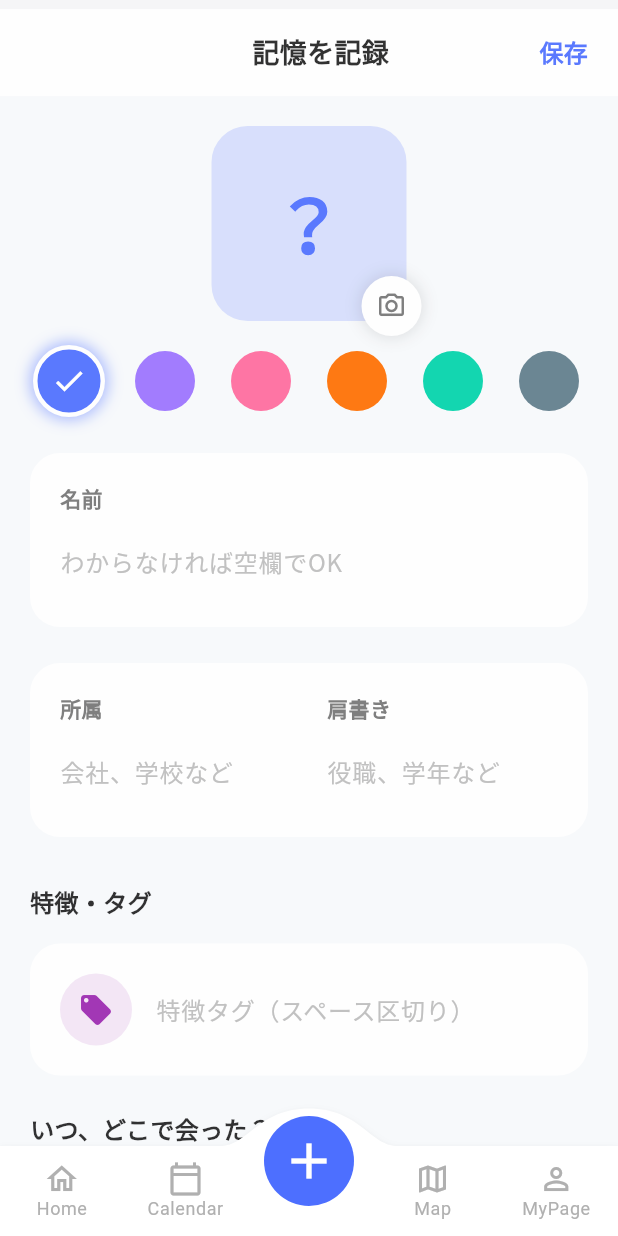
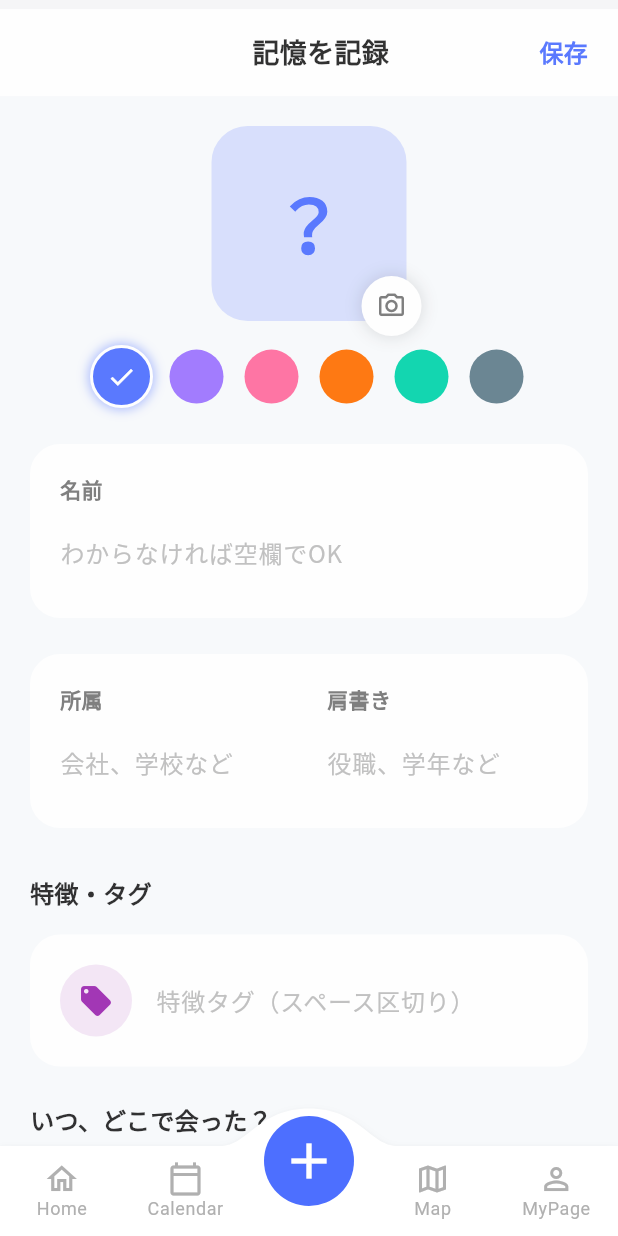
Before and after one commit to shiren358/whodat, a Flutter app: the screen it shows after launch, item 3 of the bottom bar chosen, on a phone screen of 412 x 824 dp. Run offline on Flutter 3.47's test engine with Material 3 defaults, Android fonts, the phone set to English and light mode, and no system bars; drawn by our look-alikes of convex_bottom_bar; our stand-ins replace firebase_analytics, firebase_core, firebase_crashlytics, flutter_secure_storage, geocoding, geolocator and 6 more; missing offline and left inert: new_version_plus; accounts and stored records are empty.

Commit message:
Update add_person_view.dart

```diff
--- a/lib/views/add_person_view.dart
+++ b/lib/views/add_person_view.dart
@@ -384,7 +384,7 @@ class _AddPersonViewState extends State<AddPersonView> {
         return Center(
           child: Wrap(
             alignment: WrapAlignment.center,
-            spacing: 16.0,
+            spacing: 8.0,  // 16.0から8.0に減らして間隔を縮小
             runSpacing: 8.0,
             children: List.generate(provider.avatarColors.length, (index) {
               final isSelected = index == provider.selectedColorIndex;
@@ -393,18 +393,18 @@ class _AddPersonViewState extends State<AddPersonView> {
                   provider.selectColor(index);
                 },
                 child: Container(
-                  width: 48,
-                  height: 48,
+                  width: 42,  // 48から42にサイズを縮小
+                  height: 42,
                   alignment: Alignment.center,
                   child: Container(
-                    width: isSelected ? 48 : 40,
-                    height: isSelected ? 48 : 40,
+                    width: isSelected ? 42 : 36,  // サイズを縮小
+                    height: isSelected ? 42 : 36,
                     decoration: BoxDecoration(
                       color: _parseColor(provider.avatarColors[index]),
                       shape: BoxShape.circle,
                       border: Border.all(
                         color: isSelected ? Colors.white : Colors.transparent,
-                        width: 3,
+                        width: 2,  // 3から2に減らす
                       ),
                       boxShadow: isSelected
                           ? [
@@ -412,14 +412,14 @@ class _AddPersonViewState extends State<AddPersonView> {
                                 color: _parseColor(
                                   provider.avatarColors[index],
                                 ).withValues(alpha: 0.5),
-                                blurRadius: 8,
-                                spreadRadius: 2,
+                                blurRadius: 6,  // 8から6に減らす
+                                spreadRadius: 1,  // 2から1に減らす
                               ),
                             ]
                           : null,
                     ),
                     child: isSelected
-                        ? const Icon(Icons.check, color: Colors.white, size: 24)
+                        ? const Icon(Icons.check, color: Colors.white, size: 20)  // 24から20に縮小
                         : null,
                   ),
                 ),
```
